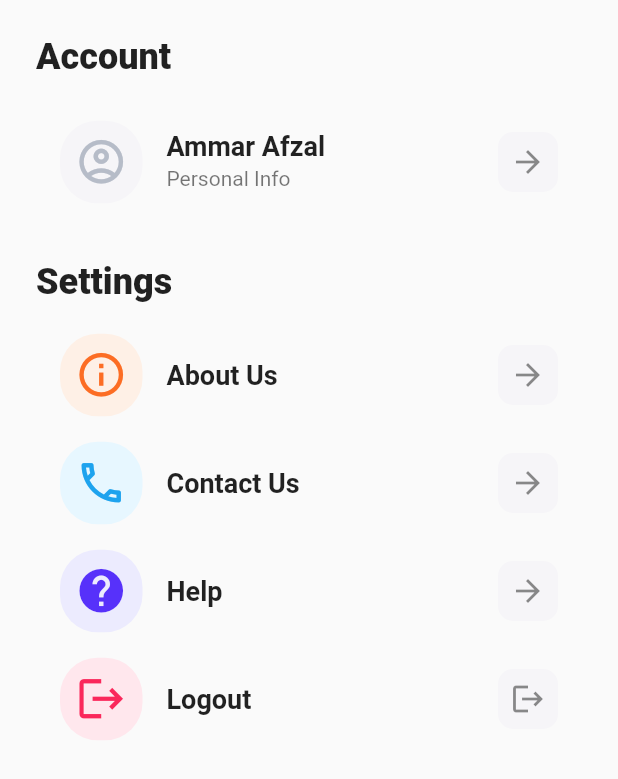
After one commit to shammarafzal/vanzee-children-learning, a Flutter app: the SettingsPage screen opened directly, on a phone screen of 412 x 824 dp. The commit adds this screen. Shown: the top 779 px of the screen. Run offline on Flutter 3.47's test engine with Material 2 defaults, Android fonts, the light colour scheme and no system bars; our stand-ins replace flutter_easyloading, fluttertoast, get, pin_code_text_field; network calls fail.

Commit message:
Settings Page

```diff
--- a/lib/Screens/Auth/change_password.dart
+++ b/lib/Screens/Auth/change_password.dart
@@ -94,7 +94,7 @@ class _ChangePasswordState extends State<ChangePassword> {
               ),
             ),
             Image.asset(
-              'Assets/dino1.png',
+              'Assets/logo.png',
               width: SizeConfig.screenWidth * 1,
               height: 130,
             ),
--- a/lib/Screens/Auth/forgot_password.dart
+++ b/lib/Screens/Auth/forgot_password.dart
@@ -100,7 +100,7 @@ class _ForgotPasswordState extends State<ForgotPassword> {
               ),
             ),
             Image.asset(
-              'Assets/dino1.png',
+              'Assets/logo.png',
               width: SizeConfig.screenWidth * 1,
               height: 130,
             ),
--- a/lib/Screens/Auth/otp_verify.dart
+++ b/lib/Screens/Auth/otp_verify.dart
@@ -132,7 +132,7 @@ class _OtpVerifyState extends State<OtpVerify> {
               ),
             ),
             Image.asset(
-              'Assets/dino1.png',
+              'Assets/logo.png',
               width: SizeConfig.screenWidth * 1,
               height: 130,
             ),
--- a/lib/Screens/Auth/sign_in.dart
+++ b/lib/Screens/Auth/sign_in.dart
@@ -129,7 +129,7 @@ class _SignInState extends State<SignIn> {
               ),
             ),
             Image.asset(
-              'Assets/dino1.png',
+              'Assets/logo.png',
               width: SizeConfig.screenWidth * 1,
               height: 130,
             ),
--- a/lib/Screens/Auth/sign_up.dart
+++ b/lib/Screens/Auth/sign_up.dart
@@ -127,7 +127,7 @@ class _SignUpState extends State<SignUp> {
               ),
             ),
             Image.asset(
-              'Assets/dino1.png',
+              'Assets/logo.png',
               width: SizeConfig.screenWidth * 1,
               height: 130,
             ),
--- a/lib/Screens/home.dart
+++ b/lib/Screens/home.dart
@@ -1,5 +1,6 @@
 import 'package:flutter/material.dart';
 import 'package:vanzee/Screens/search.dart';
+import 'package:vanzee/Screens/settings.dart';
 import 'package:vanzee/Screens/story.dart';
 
 
@@ -14,7 +15,7 @@ class Home_State extends State<Home>{
   List<Widget> _widgetOptions = <Widget>[
     StoryList(),
     Search(),
-    StoryList(),
+    SettingsPage(),
   ];
   void _OnItemTap(int index){
     setState(() {
--- /dev/null
+++ b/lib/Screens/settings.dart
@@ -0,0 +1,132 @@
+import 'package:flutter/material.dart';
+
+
+class SettingsPage extends StatelessWidget {
+  @override
+  Widget build(BuildContext context) {
+    return Scaffold(
+      body: Padding(
+                padding: const EdgeInsets.only(top: 24.0, left: 24.0, right: 24.0),
+                child: Column(
+                  crossAxisAlignment: CrossAxisAlignment.start,
+                  children: <Widget>[
+                    Text('Account', style: TextStyle(fontSize: 24, fontWeight: FontWeight.w900),),
+                   Padding(padding: EdgeInsets.all(10)),
+                    ListTile(
+                      title: Text('Ammar Afzal', style: TextStyle(fontSize: 18, fontWeight: FontWeight.bold),),
+                      leading:  Container(
+                        width: 55,
+                          height: 55,
+                          decoration: BoxDecoration(
+                              color:Color.fromRGBO(246,245,248,1),
+                              borderRadius: BorderRadius.all(Radius.circular(25))
+                          ),
+                          child: Icon(Icons.account_circle_outlined, size: 35, color: Color.fromRGBO(182,188,200,1),)),
+                      subtitle:  Text('Personal Info', style: TextStyle(fontSize: 14, fontWeight: FontWeight.normal),),
+                      trailing:  Container(
+                          decoration: BoxDecoration(
+                            color:Color.fromRGBO(246,245,248,1),
+                            borderRadius: BorderRadius.all(Radius.circular(10))
+                          ),
+                          child: Padding(
+                            padding: const EdgeInsets.all(8.0),
+                            child: Icon(Icons.arrow_forward),
+                          )),
+                      onTap: () => {},
+                    ),
+                    Padding(padding: EdgeInsets.all(15)),
+                    Text('Settings', style: TextStyle(fontSize: 24, fontWeight: FontWeight.w900),),
+                    Padding(padding: EdgeInsets.all(10)),
+                    ListTile(
+                      title: Text('About Us', style: TextStyle(fontSize: 18, fontWeight: FontWeight.bold),),
+                      leading:  Container(
+                          width: 55,
+                          height: 55,
+                          decoration: BoxDecoration(
+                              color:Color.fromRGBO(254,240,230,1),
+                              borderRadius: BorderRadius.all(Radius.circular(25))
+                          ),
+                          child: Icon(Icons.info_outline, size: 35,color: Color.fromRGBO(252,109,36,1),)),
+                      trailing:  Container(
+                          decoration: BoxDecoration(
+                              color:Color.fromRGBO(246,245,248,1),
+                              borderRadius: BorderRadius.all(Radius.circular(10))
+                          ),
+                          child: Padding(
+                            padding: const EdgeInsets.all(8.0),
+                            child: Icon(Icons.arrow_forward),
+                          )),
+                      onTap: () => {},
+                    ),
+                    Padding(padding: EdgeInsets.all(8.0)),
+                    ListTile(
+                      title: Text('Contact Us', style: TextStyle(fontSize: 18, fontWeight: FontWeight.bold),),
+                      leading:  Container(
+                          width: 55,
+                          height: 55,
+                          decoration: BoxDecoration(
+                              color:Color.fromRGBO(231,247,255,1),
+                              borderRadius: BorderRadius.all(Radius.circular(25))
+                          ),
+                          child: Icon(Icons.local_phone_outlined, size: 35,color: Color.fromRGBO(30,163,238,1),)),
+                      trailing:  Container(
+                          decoration: BoxDecoration(
+                              color:Color.fromRGBO(246,245,248,1),
+                              borderRadius: BorderRadius.all(Radius.circular(10))
+                          ),
+                          child: Padding(
+                            padding: const EdgeInsets.all(8.0),
+                            child: Icon(Icons.arrow_forward),
+                          )),
+                      onTap: () => {},
+                    ),
+                    Padding(padding: EdgeInsets.all(8.0)),
+                    ListTile(
+                      title: Text('Help', style: TextStyle(fontSize: 18, fontWeight: FontWeight.bold),),
+                      leading:  Container(
+                          width: 55,
+                          height: 55,
+                          decoration: BoxDecoration(
+                              color:Color.fromRGBO(236,235,254,1),
+                              borderRadius: BorderRadius.all(Radius.circular(25))
+                          ),
+                          child: Icon(Icons.help, size: 35,color: Color.fromRGBO(87,49,250,1),)),
+                      trailing:  Container(
+                          decoration: BoxDecoration(
+                              color:Color.fromRGBO(246,245,248,1),
+                              borderRadius: BorderRadius.all(Radius.circular(10))
+                          ),
+                          child: Padding(
+                            padding: const EdgeInsets.all(8.0),
+                            child: Icon(Icons.arrow_forward),
+                          )),
+                      onTap: () => {},
+                    ),
+                    Padding(padding: EdgeInsets.all(8.0)),
+                    ListTile(
+                      title: Text('Logout', style: TextStyle(fontSize: 18, fontWeight: FontWeight.bold),),
+                      leading:  Container(
+                          width: 55,
+                          height: 55,
+                          decoration: BoxDecoration(
+                              color:Color.fromRGBO(255,231,237,1),
+                              borderRadius: BorderRadius.all(Radius.circular(25))
+                          ),
+                          child: Icon(Icons.logout, size: 35,color: Color.fromRGBO(250,40,91,1),)),
+                      trailing:  Container(
+                          decoration: BoxDecoration(
+                              color:Color.fromRGBO(246,245,248,1),
+                              borderRadius: BorderRadius.all(Radius.circular(10))
+                          ),
+                          child: Padding(
+                            padding: const EdgeInsets.all(8.0),
+                            child: Icon(Icons.logout),
+                          )),
+                      onTap: () => {},
+                    ),
+
+                  ],
+                ),
+              ));
+  }
+}
--- a/lib/main.dart
+++ b/lib/main.dart
@@ -10,7 +10,7 @@ Future<void> main() async {
     GetMaterialApp(
         builder: EasyLoading.init(),
         debugShowCheckedModeBanner: false,
-        initialRoute: '/home',
+        initialRoute: '/signup',
         getPages: Routes.routes),
   );
   configLoading();
```
Also changed, not shown: Assets/dino.png (deleted), Assets/logo.png (added).
